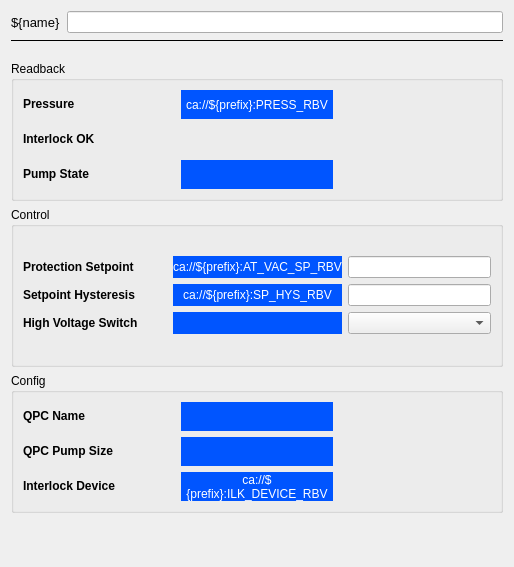
This is pcdswidgets/static_ui/vacuum/pumps/PIPPLC_detailed.ui in pcdshub/pcdswidgets as Qt 5 draws it before an edit. The edited form follows.
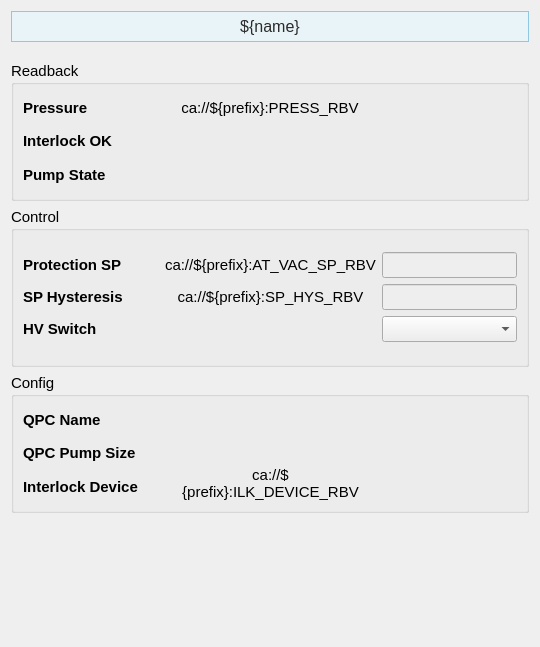
This is the edited form. Custom widgets are drawn as their Qt base class.

Commit message: relocated import, screens adhere better to guidelines

What changed in the file:
```diff
--- a/pcdswidgets/static_ui/vacuum/pumps/PIPPLC_detailed.ui
+++ b/pcdswidgets/static_ui/vacuum/pumps/PIPPLC_detailed.ui
@@ -6,8 +6,8 @@
    <rect>
     <x>0</x>
     <y>0</y>
-    <width>514</width>
-    <height>567</height>
+    <width>540</width>
+    <height>647</height>
    </rect>
   </property>
   <property name="sizePolicy">
@@ -21,47 +21,35 @@
   </property>
   <layout class="QVBoxLayout" name="verticalLayout_17">
    <item>
-    <layout class="QHBoxLayout" name="horizontalLayout_3">
-     <item>
-      <widget class="PyDMLabel" name="PyDMLabel_11">
-       <property name="maximumSize">
-        <size>
-         <width>16777215</width>
-         <height>40</height>
-        </size>
-       </property>
-       <property name="font">
-        <font>
-         <pointsize>10</pointsize>
-        </font>
-       </property>
-       <property name="toolTip">
-        <string/>
-       </property>
-       <property name="text">
-        <string>${name}</string>
-       </property>
-      </widget>
-     </item>
-     <item>
-      <widget class="PyDMLineEdit" name="PyDMLineEdit_3">
-       <property name="toolTip">
-        <string/>
-       </property>
-      </widget>
-     </item>
-    </layout>
-   </item>
-   <item>
-    <widget class="Line" name="line_4">
-     <property name="frameShadow">
-      <enum>QFrame::Plain</enum>
+    <widget class="PyDMLabel" name="PyDMLabel_11">
+     <property name="maximumSize">
+      <size>
+       <width>16777215</width>
+       <height>40</height>
+      </size>
      </property>
-     <property name="lineWidth">
-      <number>1</number>
+     <property name="font">
+      <font>
+       <pointsize>12</pointsize>
+      </font>
      </property>
-     <property name="orientation">
-      <enum>Qt::Horizontal</enum>
+     <property name="toolTip">
+      <string/>
+     </property>
+     <property name="styleSheet">
+      <string notr="true">    background-color: #e8f4f8;
+
+    border: 1px solid #90c8e0;
+
+    padding: 5px;
+
+    color: rgb(43, 43, 43);</string>
+     </property>
+     <property name="text">
+      <string>${name}</string>
+     </property>
+     <property name="alignment">
+      <set>Qt::AlignCenter</set>
      </property>
     </widget>
    </item>
@@ -95,6 +83,11 @@
        <height>140</height>
       </size>
      </property>
+     <property name="font">
+      <font>
+       <pointsize>11</pointsize>
+      </font>
+     </property>
      <property name="title">
       <string>Readback</string>
      </property>
@@ -105,6 +98,14 @@
          <layout class="QVBoxLayout" name="verticalLayout">
           <item>
            <widget class="QLabel" name="pressure_label">
+            <property name="font">
+             <font>
+              <pointsize>11</pointsize>
+             </font>
+            </property>
+            <property name="styleSheet">
+             <string/>
+            </property>
             <property name="text">
              <string>&lt;b&gt;Pressure&lt;b&gt;</string>
             </property>
@@ -112,6 +113,14 @@
           </item>
           <item>
            <widget class="QLabel" name="interlock_ok_label">
+            <property name="font">
+             <font>
+              <pointsize>11</pointsize>
+             </font>
+            </property>
+            <property name="styleSheet">
+             <string/>
+            </property>
             <property name="text">
              <string>&lt;html&gt;&lt;head/&gt;&lt;body&gt;&lt;p&gt;&lt;span style=&quot; font-weight:600;&quot;&gt;Interlock OK&lt;/span&gt;&lt;/p&gt;&lt;/body&gt;&lt;/html&gt;</string>
             </property>
@@ -119,6 +128,14 @@
           </item>
           <item>
            <widget class="QLabel" name="pump_state_label">
+            <property name="font">
+             <font>
+              <pointsize>11</pointsize>
+             </font>
+            </property>
+            <property name="styleSheet">
+             <string/>
+            </property>
             <property name="text">
              <string>&lt;b&gt;Pump State&lt;/b&gt;</string>
             </property>
@@ -130,9 +147,13 @@
          <layout class="QVBoxLayout" name="verticalLayout_4">
           <item>
            <widget class="PyDMLabel" name="pressure_readback">
+            <property name="font">
+             <font>
+              <pointsize>11</pointsize>
+             </font>
+            </property>
             <property name="styleSheet">
-             <string notr="true">background-color: rgb(0, 85, 255);
-color: rgb(255, 255, 255);</string>
+             <string notr="true"/>
             </property>
             <property name="text">
              <string>ca://${prefix}:PRESS_RBV</string>
@@ -166,9 +187,13 @@
           </item>
           <item>
            <widget class="PyDMLabel" name="pump_state_readback">
+            <property name="font">
+             <font>
+              <pointsize>11</pointsize>
+             </font>
+            </property>
             <property name="styleSheet">
-             <string notr="true">background-color: rgb(0, 85, 255);
-color: rgb(255, 255, 255);</string>
+             <string notr="true"/>
             </property>
             <property name="alignment">
              <set>Qt::AlignCenter</set>
@@ -224,6 +249,11 @@
        <height>160</height>
       </size>
      </property>
+     <property name="font">
+      <font>
+       <pointsize>11</pointsize>
+      </font>
+     </property>
      <property name="title">
       <string>Control</string>
      </property>
@@ -234,22 +264,46 @@
          <layout class="QVBoxLayout" name="verticalLayout_8">
           <item>
            <widget class="QLabel" name="pressure_label_3">
+            <property name="font">
+             <font>
+              <pointsize>11</pointsize>
+             </font>
+            </property>
+            <property name="styleSheet">
+             <string/>
+            </property>
             <property name="text">
-             <string>&lt;html&gt;&lt;head/&gt;&lt;body&gt;&lt;p&gt;&lt;span style=&quot; font-weight:600;&quot;&gt;Protection Setpoint&lt;/span&gt;&lt;/p&gt;&lt;/body&gt;&lt;/html&gt;</string>
+             <string>&lt;html&gt;&lt;head/&gt;&lt;body&gt;&lt;p&gt;&lt;span style=&quot; font-weight:600;&quot;&gt;Protection SP&lt;/span&gt;&lt;/p&gt;&lt;/body&gt;&lt;/html&gt;</string>
             </property>
            </widget>
           </item>
           <item>
            <widget class="QLabel" name="high_voltage_do_label_3">
+            <property name="font">
+             <font>
+              <pointsize>11</pointsize>
+             </font>
+            </property>
+            <property name="styleSheet">
+             <string/>
+            </property>
             <property name="text">
-             <string>&lt;html&gt;&lt;head/&gt;&lt;body&gt;&lt;p&gt;&lt;span style=&quot; font-weight:600;&quot;&gt;Setpoint Hysteresis&lt;/span&gt;&lt;/p&gt;&lt;/body&gt;&lt;/html&gt;</string>
+             <string>&lt;html&gt;&lt;head/&gt;&lt;body&gt;&lt;p&gt;&lt;span style=&quot; font-weight:600;&quot;&gt;SP Hysteresis&lt;/span&gt;&lt;/p&gt;&lt;/body&gt;&lt;/html&gt;</string>
             </property>
            </widget>
           </item>
           <item>
            <widget class="QLabel" name="high_voltage_in_label_3">
+            <property name="font">
+             <font>
+              <pointsize>11</pointsize>
+             </font>
+            </property>
+            <property name="styleSheet">
+             <string/>
+            </property>
             <property name="text">
-             <string>&lt;html&gt;&lt;head/&gt;&lt;body&gt;&lt;p&gt;&lt;span style=&quot; font-weight:600;&quot;&gt;High Voltage Switch&lt;/span&gt;&lt;/p&gt;&lt;/body&gt;&lt;/html&gt;</string>
+             <string>&lt;html&gt;&lt;head/&gt;&lt;body&gt;&lt;p&gt;&lt;span style=&quot; font-weight:600;&quot;&gt;HV Switch&lt;/span&gt;&lt;/p&gt;&lt;/body&gt;&lt;/html&gt;</string>
             </property>
            </widget>
           </item>
@@ -259,9 +313,13 @@
          <layout class="QVBoxLayout" name="verticalLayout_9">
           <item>
            <widget class="PyDMLabel" name="protection_setpoint_readback">
+            <property name="font">
+             <font>
+              <pointsize>11</pointsize>
+             </font>
+            </property>
             <property name="styleSheet">
-             <string notr="true">background-color: rgb(0, 85, 255);
-color: rgb(255, 255, 255);</string>
+             <string notr="true"/>
             </property>
             <property name="text">
              <string>ca://${prefix}:AT_VAC_SP_RBV</string>
@@ -282,9 +340,13 @@
           </item>
           <item>
            <widget class="PyDMLabel" name="setpoint_hysteresis_readback">
+            <property name="font">
+             <font>
+              <pointsize>11</pointsize>
+             </font>
+            </property>
             <property name="styleSheet">
-             <string notr="true">background-color: rgb(0, 85, 255);
-color: rgb(255, 255, 255);</string>
+             <string notr="true"/>
             </property>
             <property name="text">
              <string>ca://${prefix}:SP_HYS_RBV</string>
@@ -302,9 +364,13 @@
           </item>
           <item>
            <widget class="PyDMLabel" name="high_voltage_switch_readback">
+            <property name="font">
+             <font>
+              <pointsize>11</pointsize>
+             </font>
+            </property>
             <property name="styleSheet">
-             <string notr="true">background-color: rgb(0, 85, 255);
-color: rgb(255, 255, 255);</string>
+             <string notr="true"/>
             </property>
             <property name="alignment">
              <set>Qt::AlignCenter</set>
@@ -320,6 +386,9 @@
          <layout class="QVBoxLayout" name="verticalLayout_10">
           <item>
            <widget class="PyDMLineEdit" name="protection_setpoint_setpoint">
+            <property name="styleSheet">
+             <string notr="true">background-color: rgb(238, 238, 238)</string>
+            </property>
             <property name="channel">
              <string>ca://${prefix}:AT_VAC_SP</string>
             </property>
@@ -327,6 +396,9 @@
           </item>
           <item>
            <widget class="PyDMLineEdit" name="setpoint_hysteresis_setpoint">
+            <property name="styleSheet">
+             <string notr="true">background-color: rgb(238, 238, 238)</string>
+            </property>
             <property name="channel">
              <string>ca://${prefix}:SP_HYS</string>
             </property>
@@ -337,6 +409,9 @@
             <property name="toolTip">
              <string/>
             </property>
+            <property name="styleSheet">
+             <string notr="true">background-color: rgb(238, 238, 238)</string>
+            </property>
             <property name="channel">
              <string>ca://${prefix}:HV_SW</string>
             </property>
@@ -363,6 +438,11 @@
        <height>140</height>
       </size>
      </property>
+     <property name="font">
+      <font>
+       <pointsize>11</pointsize>
+      </font>
+     </property>
      <property name="title">
       <string>Config</string>
      </property>
@@ -373,6 +453,14 @@
          <layout class="QVBoxLayout" name="verticalLayout_11">
           <item>
            <widget class="QLabel" name="qpc_name_label">
+            <property name="font">
+             <font>
+              <pointsize>11</pointsize>
+             </font>
+            </property>
+            <property name="styleSheet">
+             <string/>
+            </property>
             <property name="text">
              <string>&lt;b&gt;QPC Name&lt;/b&gt;</string>
             </property>
@@ -380,6 +468,14 @@
           </item>
           <item>
            <widget class="QLabel" name="qpc_pumpsize_label">
+            <property name="font">
+             <font>
+              <pointsize>11</pointsize>
+             </font>
+            </property>
+            <property name="styleSheet">
+             <string/>
+            </property>
             <property name="text">
              <string>&lt;b&gt;QPC Pump Size&lt;/b&gt;</string>
             </property>
@@ -387,6 +483,14 @@
           </item>
           <item>
            <widget class="QLabel" name="interlock_device_label">
+            <property name="font">
+             <font>
+              <pointsize>11</pointsize>
+             </font>
+            </property>
+            <property name="styleSheet">
+             <string/>
+            </property>
             <property name="text">
              <string>&lt;b&gt;Interlock Device&lt;/b&gt;</string>
             </property>
@@ -398,9 +502,13 @@
          <layout class="QVBoxLayout" name="verticalLayout_12">
           <item>
            <widget class="PyDMLabel" name="qpc_name_readback">
+            <property name="font">
+             <font>
+              <pointsize>11</pointsize>
+             </font>
+            </property>
             <property name="styleSheet">
-             <string notr="true">background-color: rgb(0, 85, 255);
-color: rgb(255, 255, 255);</string>
+             <string notr="true"/>
             </property>
             <property name="alignment">
              <set>Qt::AlignCenter</set>
@@ -412,9 +520,13 @@
           </item>
           <item>
            <widget class="PyDMLabel" name="qpc_pumpsize_readback">
+            <property name="font">
+             <font>
+              <pointsize>11</pointsize>
+             </font>
+            </property>
             <property name="styleSheet">
-             <string notr="true">background-color: rgb(0, 85, 255);
-color: rgb(255, 255, 255);</string>
+             <string notr="true"/>
             </property>
             <property name="alignment">
              <set>Qt::AlignCenter</set>
@@ -426,9 +538,13 @@
           </item>
           <item>
            <widget class="PyDMLabel" name="interlock_device_readback">
+            <property name="font">
+             <font>
+              <pointsize>11</pointsize>
+             </font>
+            </property>
             <property name="styleSheet">
-             <string notr="true">background-color: rgb(0, 85, 255);
-color: rgb(255, 255, 255);</string>
+             <string notr="true"/>
             </property>
             <property name="text">
              <string>ca://${prefix}:ILK_DEVICE_RBV</string>
```
The commit also changes 5 other files.
